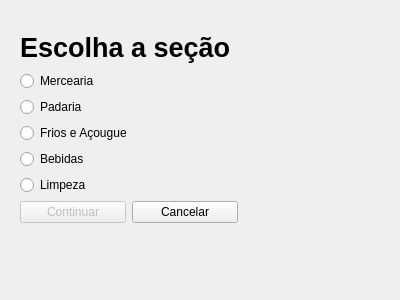
Rodrigo-P-Nascimento/Qt-DRUD, file Projeto 3/Projeto/verifica.ui: the form before one commit.
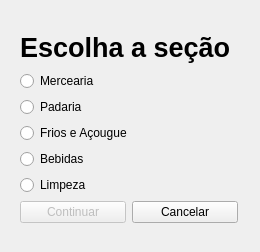
The form after the commit.

```diff
--- a/Projeto 3/Projeto/verifica.ui
+++ b/Projeto 3/Projeto/verifica.ui
@@ -6,14 +6,14 @@
    <rect>
     <x>0</x>
     <y>0</y>
-    <width>400</width>
-    <height>300</height>
+    <width>260</width>
+    <height>252</height>
    </rect>
   </property>
   <property name="windowTitle">
    <string>Form</string>
   </property>
-  <widget class="QWidget" name="">
+  <widget class="QWidget" name="layoutWidget">
    <property name="geometry">
     <rect>
      <x>20</x>
```
Left out of the diff: 5 changed lines with no effect on the pictures.
